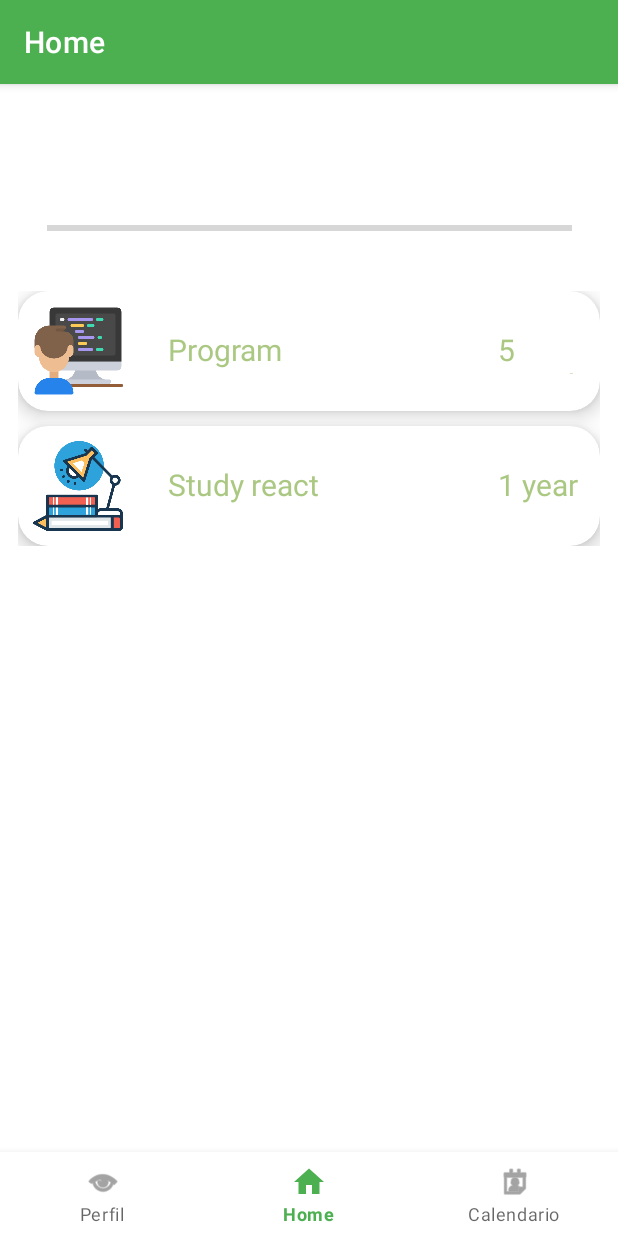
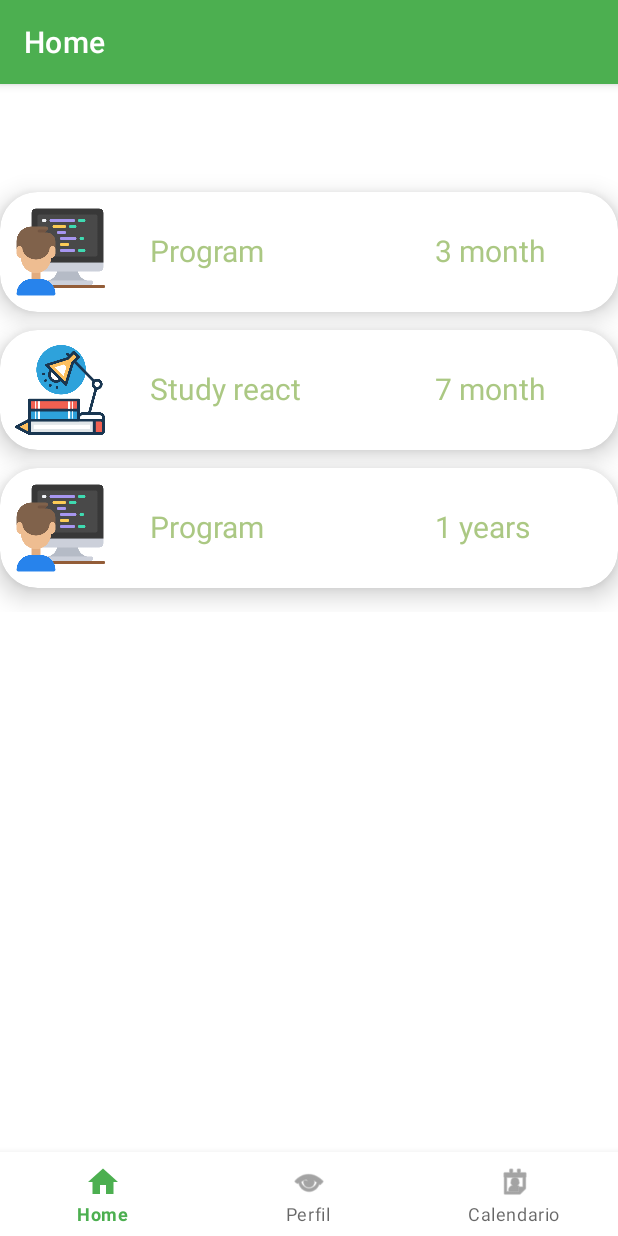
Before and after one commit to HenriqMarxs/FeelingsDay, an Android app: the screen it shows after launch (MainActivity), on a phone screen of 412 x 824 dp. Run offline under Robolectric (Android 15) with nearby library versions, the phone set to English and light mode, and no system bars; our stand-ins replace navigation-ui.

Commit message:
Resolve cut_dark

```diff
--- a/app/src/main/java/com/example/feelingsday/ui/home/HomeFragment.java
+++ b/app/src/main/java/com/example/feelingsday/ui/home/HomeFragment.java
@@ -25,11 +25,11 @@ public class HomeFragment extends Fragment {
         HomeViewModel homeViewModel = new ViewModelProvider(this).get(HomeViewModel.class);
         binding = FragmentHomeBinding.inflate(inflater, container, false);
         View root = binding.getRoot();
-        String [] nameList = {"Program", "Study react"};
-        String [] timeList = {"5 month", "1 year"};
-        int[] imageList = {R.drawable.programmer, R.drawable.study};
-        int [] goalList = {R.string.taskProgrammmerGoals, R.string.StudyReactGoals};
-        int [] descList = {R.string.StudyReactDesc, R.string.StudyReactDesc};
+        String [] nameList = {"Program", "Study react", "Program"};
+        String [] timeList = {"3 month", "7 month","1 years"};
+        int[] imageList = {R.drawable.programmer, R.drawable.study, R.drawable.programmer};
+        int [] goalList = { R.string.taskProgrammmerGoals,R.string.StudyReactGoals,R.string.taskProgrammmerGoals};
+        int [] descList = {R.string.StudyReactDesc, R.string.StudyReactDesc, R.string.StudyReactDesc,};
 
         if(dataArrayList.isEmpty()) {
             for (int i = 0; i < imageList.length; i++) {
--- a/app/src/main/res/layout/fragment_home.xml
+++ b/app/src/main/res/layout/fragment_home.xml
@@ -6,33 +6,45 @@
         android:layout_width="match_parent"
         android:layout_height="wrap_content"
         android:id="@+id/homeList"
-        android:layout_marginStart="12dp"
-        android:layout_marginEnd="12dp"
-        android:layout_marginVertical="10dp"
-        android:layout_marginHorizontal="10dp"
         app:cardCornerRadius="20dp"
-        app:cardElevation="8dp">
+        app:cardElevation="8dp"
+        android:clipChildren="false">
 
     <ProgressBar
-            android:id ="@+id/progressbar"
+
+            android:id="@+id/progressbar"
             style="?android:attr/progressBarStyleHorizontal"
-            android:layout_width="350dp"
-            android:layout_height="60dp"
-            tools:layout_editor_absoluteY="132dp"
-            tools:layout_editor_absoluteX="36dp"
+            android:layout_width="wrap_content"
+            android:layout_height="wrap_content"
             app:layout_constraintStart_toStartOf="parent"
             app:layout_constraintEnd_toEndOf="parent"
-            tools:ignore="MissingConstraints"/>
+            tools:ignore="MissingConstraints"
+            android:visibility="invisible"/>
 
 
     <ListView
-            app:layout_constraintTop_toBottomOf="@+id/progressbar"
+
             android:layout_width="match_parent"
-            android:layout_height="match_parent"
+            android:layout_height="wrap_content"
+            android:clipToPadding="false"
             android:id="@+id/listView"
             tools:listitem="@layout/list_item"
             android:scrollbars="vertical"
-            android:layout_marginTop="12dp"
             android:divider="@android:color/transparent"
-            android:dividerHeight="10dp"/>
+            android:dividerHeight="12dp"
+            tools:layout_editor_absoluteX="0dp"
+            tools:ignore="MissingConstraints"
+            app:layout_constraintTop_toBottomOf="@+id/progressbar"/>
+    <ProgressBar
+
+            android:id="@+id/progressbar2"
+            style="?android:attr/progressBarStyleHorizontal"
+            android:layout_width="wrap_content"
+            android:layout_height="wrap_content"
+            app:layout_constraintStart_toStartOf="parent"
+            app:layout_constraintEnd_toEndOf="parent"
+            tools:ignore="MissingConstraints"
+            android:visibility="invisible"
+            app:layout_constraintTop_toBottomOf="@+id/listView"/>
+
 </androidx.constraintlayout.widget.ConstraintLayout>
--- a/app/src/main/res/layout/list_item.xml
+++ b/app/src/main/res/layout/list_item.xml
@@ -2,12 +2,12 @@
 <androidx.cardview.widget.CardView
         xmlns:android="http://schemas.android.com/apk/res/android"
         xmlns:app="http://schemas.android.com/apk/res-auto"
-        android:layout_marginStart="12dp"
-        android:layout_marginEnd="12dp"
+        android:layout_marginStart="15dp"
+        android:layout_marginEnd="15dp"
         android:layout_marginVertical="10dp"
         android:layout_marginHorizontal="10dp"
-        app:cardCornerRadius="20dp"
-        app:cardElevation="8dp"
+        app:cardCornerRadius="25dp"
+        app:cardElevation="10dp"
         android:layout_width="match_parent"
         android:layout_height="wrap_content">
 
@@ -43,7 +43,7 @@
                 android:text="Time"
                 android:textColor="@color/lightGreen"
                 android:textSize="20dp"
-                android:layout_marginStart="100dp"
+                android:layout_marginStart="70dp"
                 android:layout_toEndOf="@+id/listName"
                 android:layout_marginTop="25dp"/>
     </RelativeLayout>
--- a/app/src/main/res/menu/bottom_nav_menu.xml
+++ b/app/src/main/res/menu/bottom_nav_menu.xml
@@ -1,14 +1,15 @@
 <?xml version="1.0" encoding="utf-8"?>
 <menu xmlns:android="http://schemas.android.com/apk/res/android">
 
+
+    <item
+            android:id="@+id/navigation_home"
+            android:icon="@drawable/ic_home_black_24dp"
+            android:title="@string/title_home"/>
     <item
             android:id="@+id/navigation_notifications"
             android:icon="@android:drawable/ic_menu_view"
             android:title="@string/title_chat"/>
-    <item
-            android:id="@+id/navigation_home"
-            android:icon="@drawable/ic_home_black_24dp"
-            android:title="@string/title_home"/>
     <item
             android:id="@+id/navigation_dashboard"
             android:icon="@android:drawable/ic_menu_my_calendar"
--- a/app/src/main/res/values/strings.xml
+++ b/app/src/main/res/values/strings.xml
@@ -6,18 +6,19 @@
 
     <string name="taskProgrammmerGoals">Home fragment screen
         \nProfile Fragment screen
-        \nNoificatio fragment screen</string>
+        \nNotification fragment screen</string>
     <string name="taskProgrammmerDesc">
-        Planning and desing of app
+        Planning and design of app
         \nDesign of screen
         \nProgram the screen
     </string>
+
     <string name="StudyReactGoals">Basic of React
         \nComponents
         \nArray Functions</string>
     <string name="StudyReactDesc">
         Study to apply
-        \nUndestand Semantics
+        \nUnderstand Semantics
         \nMake a Project with React.js
     </string>
 </resources>
```
